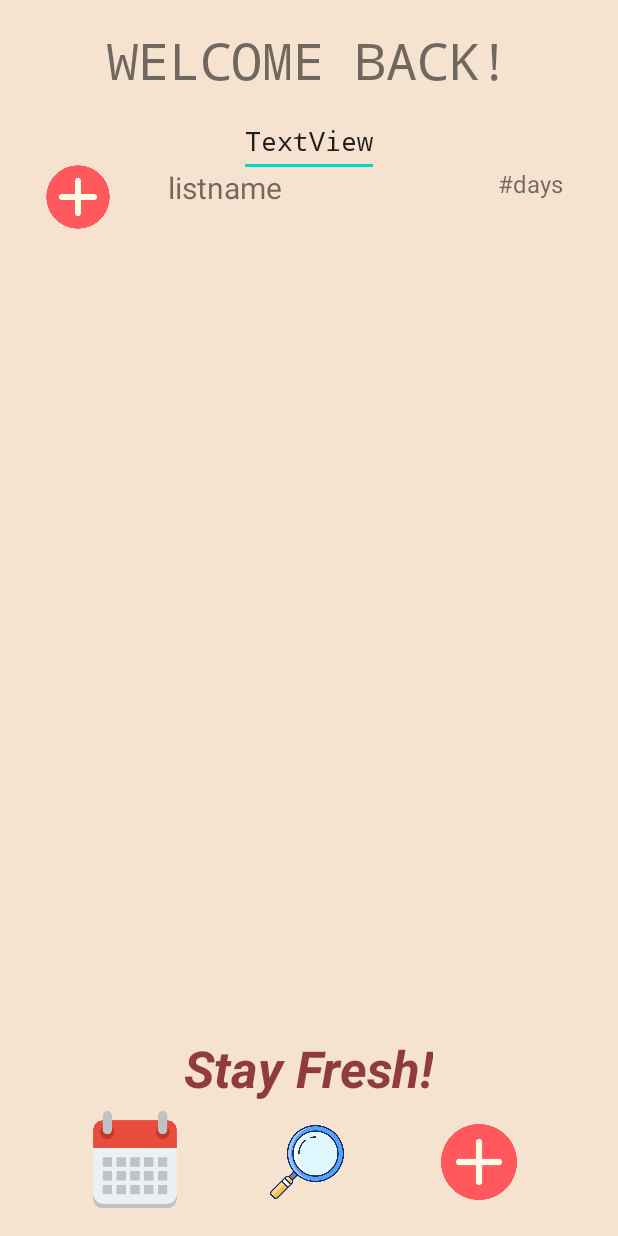
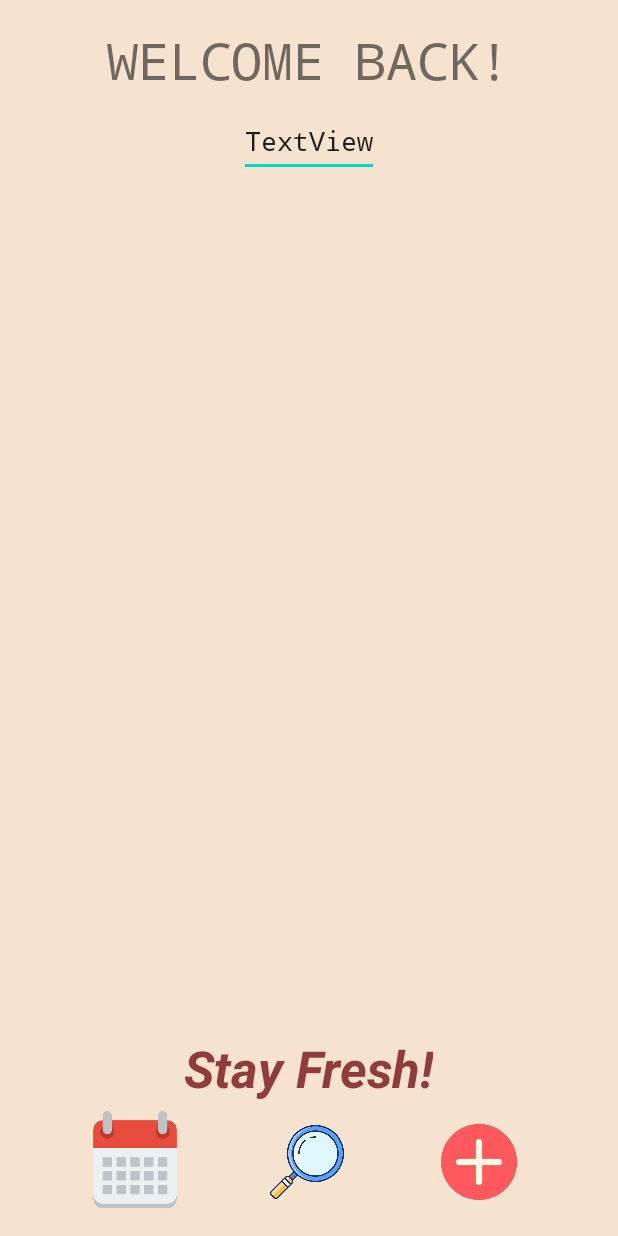
Before and after one commit to DDRanderson/AppProgGroupProject, an Android app: the ProfileActivity screen opened directly, with no data from a screen before it, on a phone screen of 412 x 824 dp. Run offline under Robolectric (Android 15) with nearby library versions, the phone set to English and light mode, and no system bars; 1 statement that could not run was skipped.

Commit message:
ignore please!
wasn't letting me pull commits due to changes on my end so I'm commiting what I have to pull the new changes.

```diff
--- a/app/build.gradle.kts
+++ b/app/build.gradle.kts
@@ -22,6 +22,9 @@ android {
             proguardFiles(getDefaultProguardFile("proguard-android-optimize.txt"), "proguard-rules.pro")
         }
     }
+    buildFeatures{
+        viewBinding = true
+    }
 
     compileOptions {
         sourceCompatibility = JavaVersion.VERSION_1_8
--- a/app/src/main/java/com/example/leftovertracker/ProfileActivity.java
+++ b/app/src/main/java/com/example/leftovertracker/ProfileActivity.java
@@ -5,7 +5,6 @@ import android.content.res.AssetManager;
 import android.os.Build;
 import android.os.Bundle;
 import android.view.View;
-import android.widget.Button;
 import android.widget.ImageButton;
 import android.widget.TextView;
 
@@ -16,6 +15,7 @@ import java.util.Scanner;
 
 public class ProfileActivity extends ComponentActivity {
 
+
     private Account profileInfo;
     private AssetManager assets;
     @Override
@@ -25,6 +25,7 @@ public class ProfileActivity extends ComponentActivity {
     * */
     public void onCreate(Bundle savedInstanceState) {
         super.onCreate(savedInstanceState);
+
         setContentView(R.layout.homescreen);
         assets = getAssets();
         //setupProfile();
--- a/app/src/main/res/layout/homescreen.xml
+++ b/app/src/main/res/layout/homescreen.xml
@@ -17,39 +17,8 @@
     <RelativeLayout
         android:layout_width="match_parent"
         android:layout_height="wrap_content">
+    </RelativeLayout>
 
-        <com.google.android.material.imageview.ShapeableImageView
-            android:layout_width="60dp"
-            android:layout_height="60dp"
-            android:id="@+id/listImage"
-            android:src="@drawable/add"
-            android:scaleType="centerCrop"
-            android:layout_marginStart="10dp"
-            android:layout_marginBottom="10dp"
-            android:layout_marginTop="100dp"
-            app:shapeAppearanceOverlay="@style/roundedImageViewRounded"/>
-
-        <TextView
-            android:layout_width="120dp"
-            android:layout_height="30dp"
-            android:id="@+id/listName"
-            android:text="@string/listName"
-            android:textSize="20sp"
-            android:layout_marginTop="110dp"
-            android:layout_marginStart="30dp"
-            android:layout_toEndOf="@id/listImage"/>
-
-        <TextView
-            android:layout_width="80dp"
-            android:layout_height="30dp"
-            android:id="@+id/listTime"
-            android:text="@string/daysLeft"
-            android:textSize="16sp"
-            android:layout_toEndOf="@id/listName"
-            android:layout_marginTop="110dp"
-            android:layout_marginStart="100dp"/>
-
-    </RelativeLayout>
 
     <ImageButton
         android:id="@+id/buttonCalendar"
@@ -132,4 +101,5 @@
         app:layout_constraintStart_toStartOf="parent"
         tools:fontFamily="monospace" />
 
+
 </androidx.constraintlayout.widget.ConstraintLayout>
```
